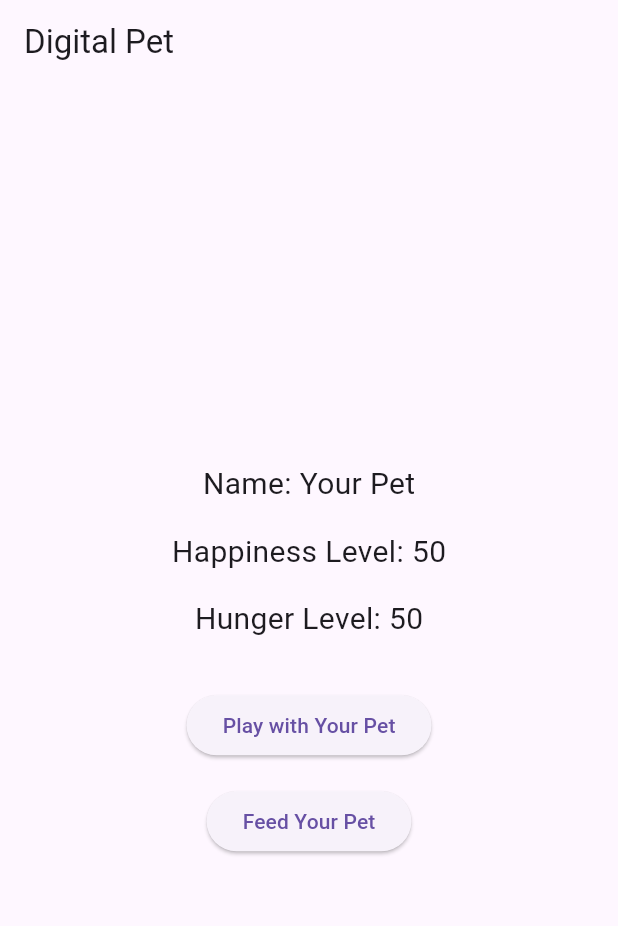
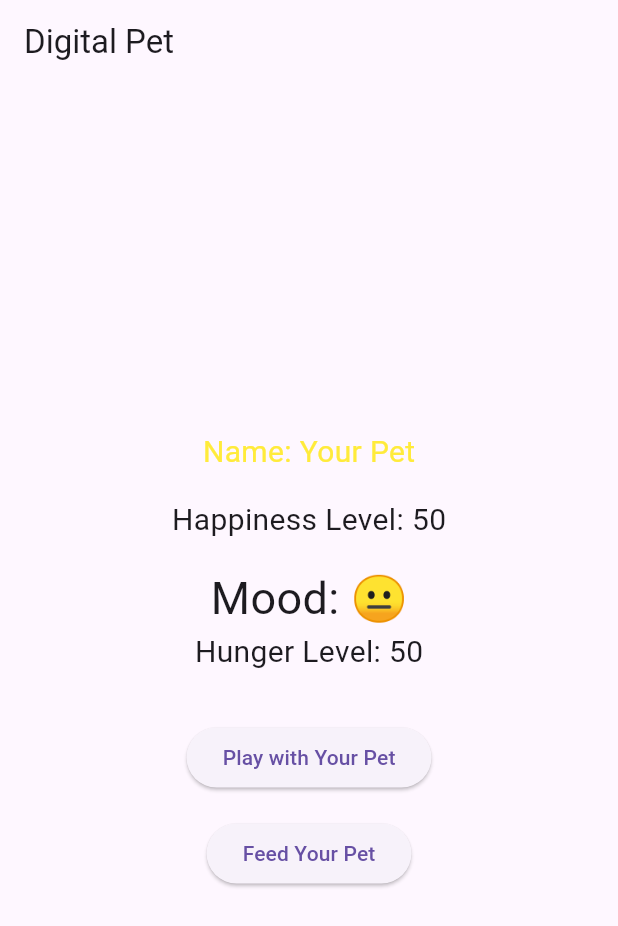
Before and after one commit to vinhbin/StateManagementDigitalPet, a Flutter app: the screen it shows after launch, on a phone screen of 412 x 824 dp. Shown: the top 926 px of the screen. Run offline on Flutter 3.47's test engine with Material 3 defaults, Android fonts, the phone set to English and light mode, and no system bars.

Commit message:
Update main.dart
pet mood and pet happiness color change

```diff
--- a/lib/main.dart
+++ b/lib/main.dart
@@ -46,6 +46,25 @@ class _DigitalPetAppState extends State<DigitalPetApp> {
       happinessLevel = (happinessLevel - 20).clamp(0, 100);
     }
   }
+  // determine the color based on happiness level
+  MaterialColor _determineColor() {
+    if (happinessLevel < 30) {
+      return Colors.red;
+    } else if (happinessLevel > 70) {
+      return Colors.green;
+    } else {
+      return Colors.yellow;
+    }
+  }
+  String _petMood() {
+    if (happinessLevel < 30) {
+      return "😡";
+    } else if (happinessLevel > 70) {
+      return "🙂";
+    } else {
+      return "😐";
+    }
+  }
 
   @override
   Widget build(BuildContext context) {
@@ -59,7 +78,8 @@ class _DigitalPetAppState extends State<DigitalPetApp> {
           children: <Widget>[
             Text(
               'Name: $petName',
-              style: TextStyle(fontSize: 20.0),
+              style: TextStyle(fontSize: 20.0,
+              color: _determineColor()),
             ),
             SizedBox(height: 16.0),
             Text(
@@ -67,6 +87,10 @@ class _DigitalPetAppState extends State<DigitalPetApp> {
               style: TextStyle(fontSize: 20.0),
             ),
             SizedBox(height: 16.0),
+            Text(
+              'Mood: ${_petMood()}',
+              style: TextStyle(fontSize: 30.0),
+            ),
             Text(
               'Hunger Level: $hungerLevel',
               style: TextStyle(fontSize: 20.0),
```
